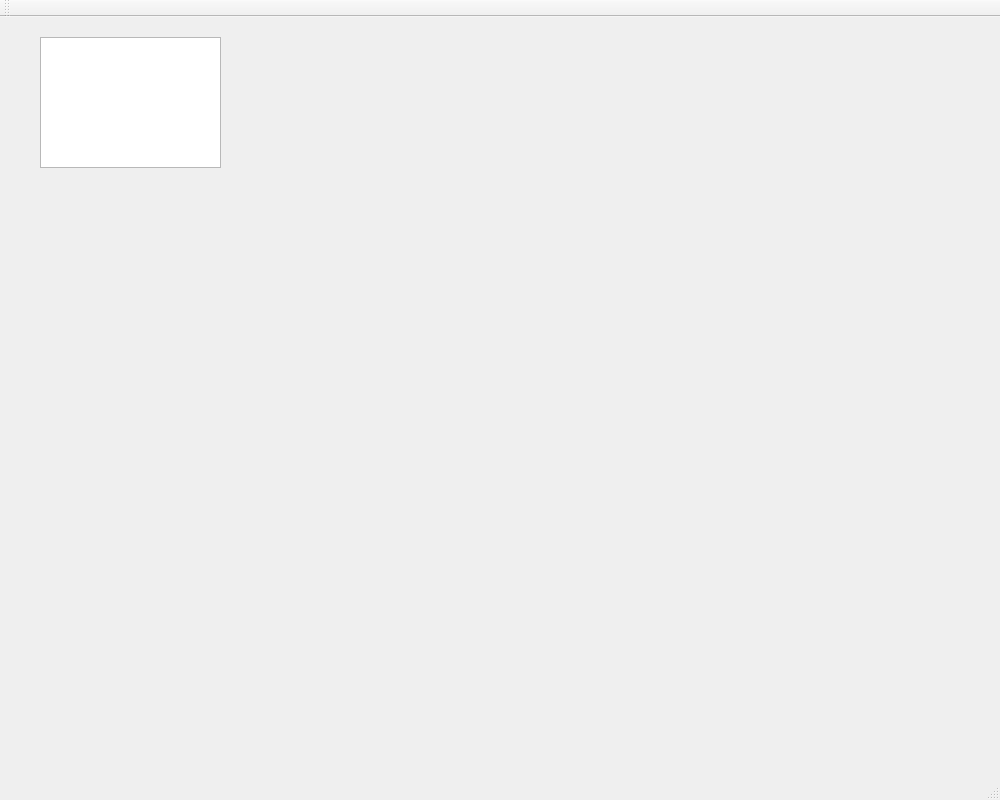
Above: candycrush/mainwindow.ui from jeffwang0516/CandyCrush-qt before the change. Below: the same form after it.
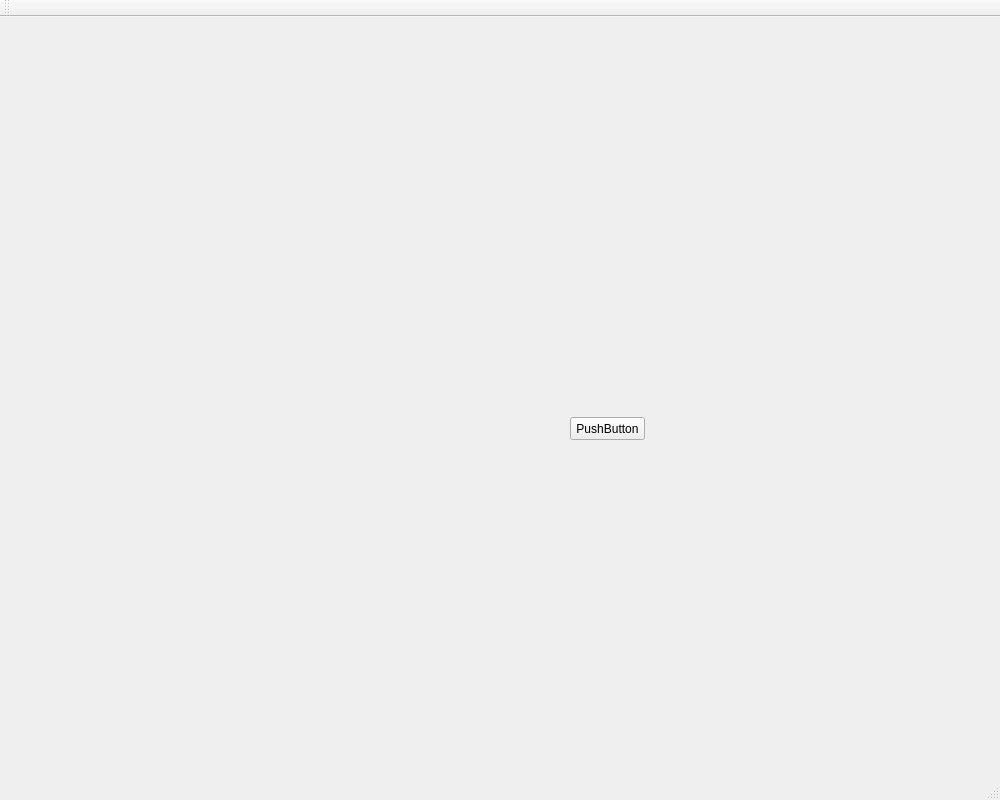
That is the form after the change.

```diff
--- a/candycrush/mainwindow.ui
+++ b/candycrush/mainwindow.ui
@@ -20,15 +20,18 @@
    <string>MainWindow</string>
   </property>
   <widget class="QWidget" name="centralWidget">
-   <widget class="QGraphicsView" name="graphicsView">
+   <widget class="QPushButton" name="pushButton">
     <property name="geometry">
      <rect>
-      <x>40</x>
-      <y>20</y>
-      <width>181</width>
-      <height>131</height>
+      <x>570</x>
+      <y>400</y>
+      <width>75</width>
+      <height>23</height>
      </rect>
     </property>
+    <property name="text">
+     <string>PushButton</string>
+    </property>
    </widget>
   </widget>
   <widget class="QMenuBar" name="menuBar">
```
